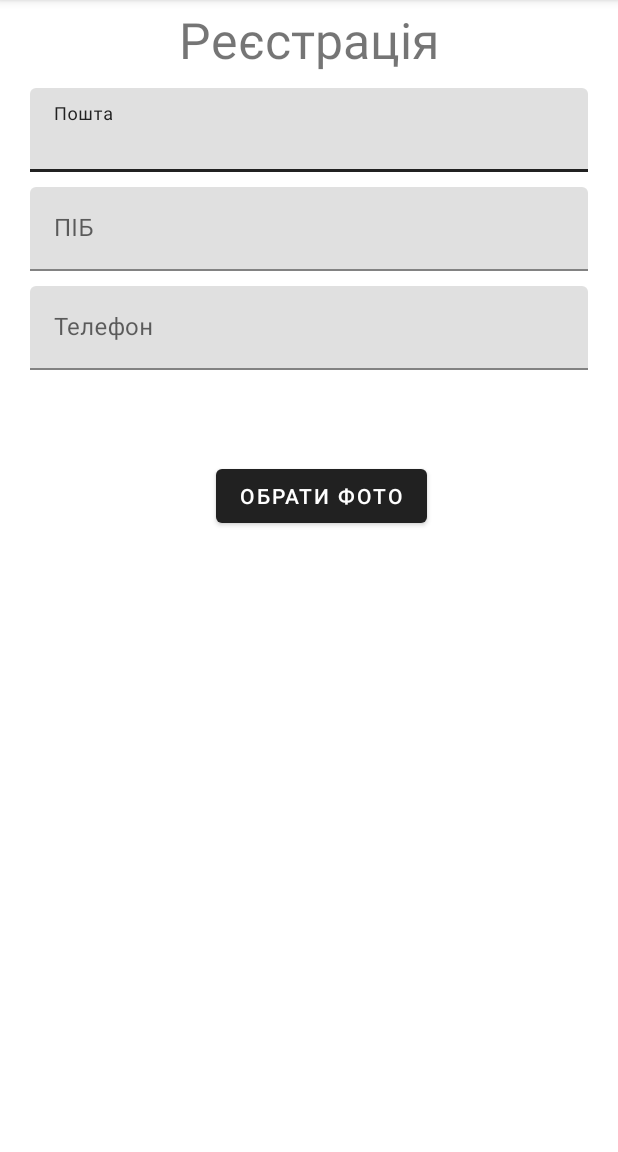
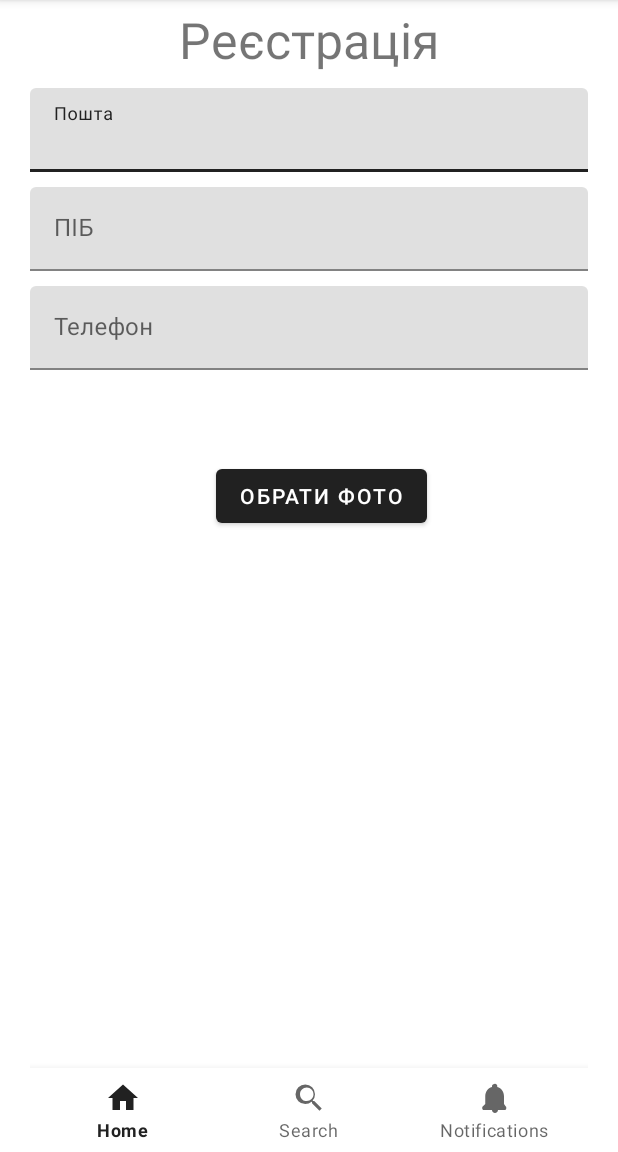
Before and after one commit to Sasha1371/Android_PV113, an Android app: the screen it shows after launch (MainActivity), on a phone screen of 412 x 824 dp, the part 84-1236 px from its top. Run offline under Robolectric (Android 15) with nearby library versions, the light colour scheme and no system bars; pictures from the network do not load.

Commit message:
Begin working app

```diff
--- a/AndroidApp/app/src/main/java/com/example/shop/CategoryActivity.java
+++ b/AndroidApp/app/src/main/java/com/example/shop/CategoryActivity.java
@@ -27,6 +27,7 @@ public class CategoryActivity extends BaseActivity {
     protected void onCreate(Bundle savedInstanceState) {
         super.onCreate(savedInstanceState);
         setContentView(R.layout.activity_category);
+        setupBottomNavigationView(R.id.bottom_navigation);
         rcCategories = findViewById(R.id.rcCategories);
         rcCategories.setHasFixedSize(true);
         rcCategories.setLayoutManager(new GridLayoutManager(this, 1, RecyclerView.VERTICAL, false));
--- a/AndroidApp/app/src/main/java/com/example/shop/LoginActivity.java
+++ b/AndroidApp/app/src/main/java/com/example/shop/LoginActivity.java
@@ -14,5 +14,6 @@ public class LoginActivity extends BaseActivity {
     protected void onCreate(Bundle savedInstanceState) {
         super.onCreate(savedInstanceState);
         setContentView(R.layout.activity_login);
+        setupBottomNavigationView(R.id.bottom_navigation);
     }
 }
--- a/AndroidApp/app/src/main/java/com/example/shop/MainActivity.java
+++ b/AndroidApp/app/src/main/java/com/example/shop/MainActivity.java
@@ -26,5 +26,7 @@ public class MainActivity extends BaseActivity {
                 .load(url)
                 .apply(new RequestOptions().override(400))
                 .into(imageView);
+
+        setupBottomNavigationView(R.id.bottom_navigation);
     }
 }
--- a/AndroidApp/app/src/main/res/layout/activity_main.xml
+++ b/AndroidApp/app/src/main/res/layout/activity_main.xml
@@ -87,4 +87,11 @@
             app:layout_constraintStart_toEndOf="@+id/ivRegImage"
             app:layout_constraintTop_toBottomOf="@+id/tfRegPhone" />
 
+    <com.google.android.material.bottomnavigation.BottomNavigationView
+        android:id="@+id/bottom_navigation"
+        android:layout_width="match_parent"
+        android:layout_height="wrap_content"
+        app:menu="@menu/bottom_navigation_menu"
+        app:layout_constraintBottom_toBottomOf="parent"/>
+
     </androidx.constraintlayout.widget.ConstraintLayout>
--- a/AndroidApp/app/src/main/res/menu/bottom_navigation_menu.xml
+++ b/AndroidApp/app/src/main/res/menu/bottom_navigation_menu.xml
@@ -1,15 +1,18 @@
 <?xml version="1.0" encoding="utf-8"?>
 <menu xmlns:android="http://schemas.android.com/apk/res/android">
 <item
-        android:id="@+id/action_home"
+    android:id="@+id/page_1"
+    android:enabled="true"
     android:icon="@drawable/ic_home"
-        android:title="@string/home" />
+    android:title="@string/home"/>
 <item
-        android:id="@+id/action_search"
+    android:id="@+id/page_2"
+    android:enabled="true"
     android:icon="@drawable/ic_search"
-        android:title="@string/search" />
+    android:title="@string/search"/>
 <item
-        android:id="@+id/action_notifications"
+    android:id="@+id/page_3"
+    android:enabled="true"
     android:icon="@drawable/ic_notifications"
-        android:title="@string/notifications" />
+    android:title="@string/notifications"/>
 </menu>
```
Also changed, not shown: AndroidApp/app/src/main/java/com/example/shop/BaseActivity.java (+27 -0 lines), AndroidApp/app/src/main/res/layout/activity_category.xml (+7 -0 lines), AndroidApp/app/src/main/res/layout/activity_login.xml (+7 -0 lines). Lines whose indentation alone changed are shown as unchanged.
